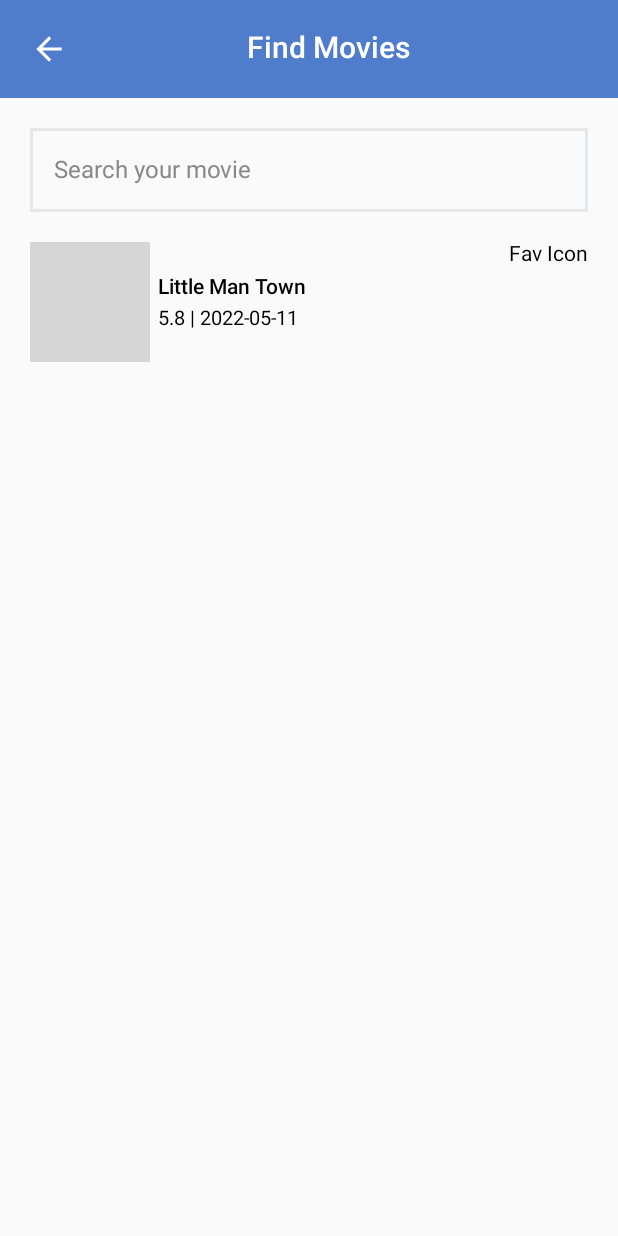
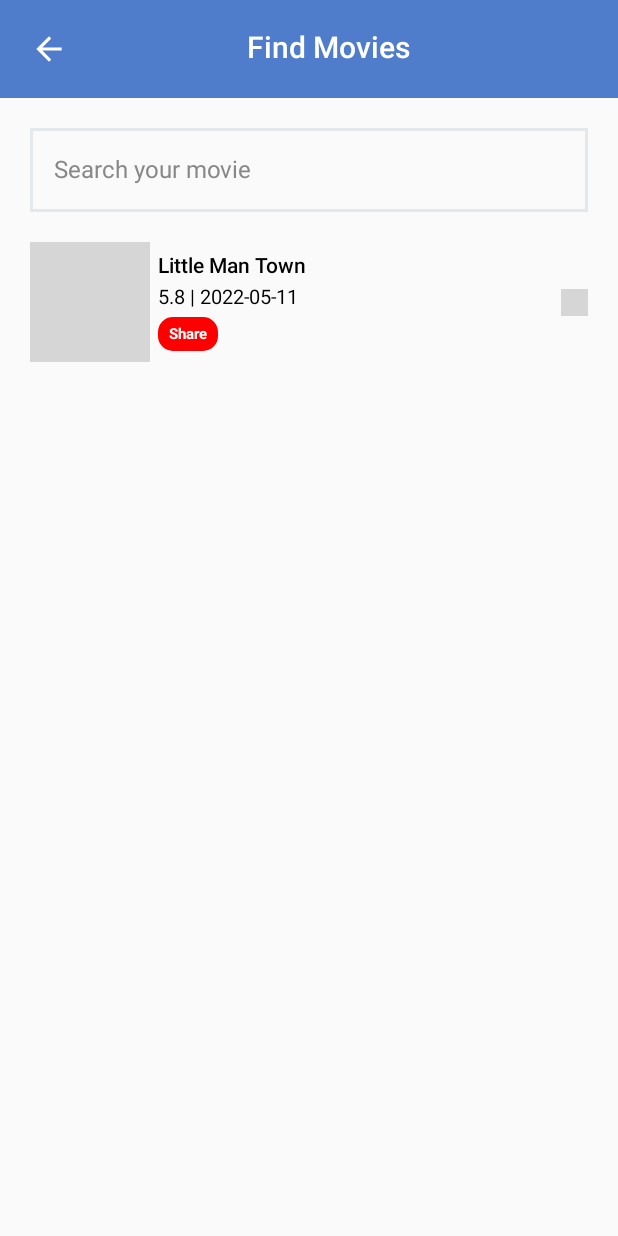
Before and after one commit to aminakhtar5595/Spot-Flix, an Android app built with Jetpack Compose: the screen it shows after launch (MainActivity), on a phone screen of 412 x 824 dp. Run offline under Robolectric (Android 15) with nearby library versions, the phone set to English and light mode, and no system bars; pictures from the network do not load; grey boxes are pictures that could not be loaded.

Commit message:
Implemented share button in card

```diff
--- a/app/src/main/java/com/example/spotflix/ui/screens/SearchScreen.kt
+++ b/app/src/main/java/com/example/spotflix/ui/screens/SearchScreen.kt
@@ -1,21 +1,26 @@
 package com.example.spotflix.ui.screens
+import androidx.compose.foundation.BorderStroke
 import androidx.compose.foundation.background
 import androidx.compose.foundation.border
 import androidx.compose.foundation.clickable
 import androidx.compose.foundation.layout.Arrangement
+import androidx.compose.foundation.layout.Box
 import androidx.compose.foundation.layout.Column
+import androidx.compose.foundation.layout.PaddingValues
 import androidx.compose.foundation.layout.Row
-import androidx.compose.foundation.layout.fillMaxHeight
-import androidx.compose.foundation.layout.fillMaxSize
 import androidx.compose.foundation.layout.fillMaxWidth
 import androidx.compose.foundation.layout.padding
 import androidx.compose.foundation.layout.size
 import androidx.compose.foundation.shape.RoundedCornerShape
 import androidx.compose.material.icons.Icons
 import androidx.compose.material.icons.filled.ArrowBack
+import androidx.compose.material3.Button
+import androidx.compose.material3.ButtonDefaults
 import androidx.compose.material3.ExperimentalMaterial3Api
 import androidx.compose.material3.Icon
+import androidx.compose.material3.Surface
 import androidx.compose.material3.Text
+import androidx.compose.material3.TextButton
 import androidx.compose.material3.TextField
 import androidx.compose.material3.TextFieldDefaults
 import androidx.compose.runtime.Composable
@@ -24,12 +29,12 @@ import androidx.compose.ui.Modifier
 import androidx.compose.ui.graphics.Color
 import androidx.compose.ui.text.TextStyle
 import androidx.compose.ui.text.font.FontWeight
-import androidx.compose.ui.text.style.LineHeightStyle
 import androidx.compose.ui.text.style.TextAlign
 import androidx.compose.ui.unit.dp
 import androidx.compose.ui.unit.sp
 import androidx.navigation.NavController
 import coil.compose.AsyncImage
+import com.example.spotflix.ui.navigation.Screen
 
 @OptIn(ExperimentalMaterial3Api::class)
 @Composable
@@ -91,6 +96,7 @@ fun SearchScreen(navController: NavController) {
                     .padding(vertical = 20.dp)
                     .fillMaxWidth(),
                 horizontalArrangement = Arrangement.SpaceBetween,
+                verticalAlignment = Alignment.CenterVertically
             ) {
                 Row (
                     verticalAlignment = Alignment.CenterVertically
@@ -104,16 +110,45 @@ fun SearchScreen(navController: NavController) {
                         modifier = Modifier.padding(horizontal = 5.dp),
                     ) {
                         Text(
-                            modifier = Modifier.padding(bottom = 5.dp),
                             text = "Little Man Town", style = TextStyle(fontWeight = FontWeight.SemiBold))
-                        Row {
+                        Row (
+                            modifier = Modifier.padding(vertical = 5.dp)
+                        ) {
                             Text(text = "5.8", style = TextStyle(fontSize = 13.sp))
                             Text(text = " | ", style = TextStyle(fontSize = 13.sp))
                             Text(text = "2022-05-11", style = TextStyle(fontSize = 13.sp))
                         }
+
+                        Surface(
+                            color = Color.Red,
+                            contentColor = Color.White,
+                            shape = RoundedCornerShape(10.dp),
+                            shadowElevation = 0.dp
+                        ) {
+                            Box(
+                                modifier = Modifier
+                                    .clickable {  }
+                                    .padding(horizontal = 7.dp, vertical = 5.dp)
+                            ) {
+                                Text(
+                                    text = "Share",
+                                    style = TextStyle(
+                                        fontSize = 10.sp,
+                                        fontWeight = FontWeight.Bold
+                                    )
+                                )
+                            }
+                        }
+
+
+
                     }
                 }
-                Text(text = "Fav Icon")
+                AsyncImage(
+                    model = "https://static.vecteezy.com/system/resources/thumbnails/019/040/388/small_2x/red-empty-heart-png.png",
+                    contentDescription = "Google Image",
+                    modifier = Modifier.size(18.dp)
+                )
             }
         }
 
```
